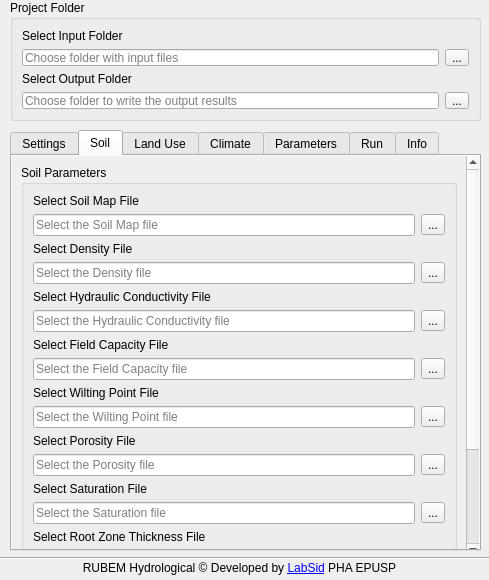
Old version of the form rubem_hydrological_dialog_base.ui in the repository LabSid-USP/RUBEMHydrological.
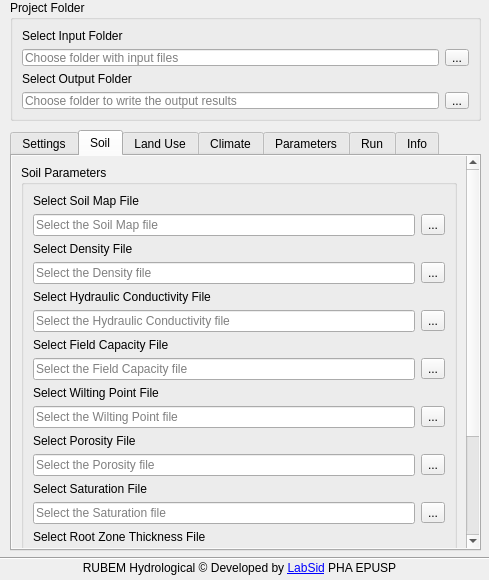
New version of the form. The open tabs and pages were chosen to show the change. Icons and pictures are not drawn.

Commit message: Fix down arrow of vertical bars

Diff of the .ui file:
```diff
--- a/rubem_hydrological_dialog_base.ui
+++ b/rubem_hydrological_dialog_base.ui
@@ -529,7 +529,7 @@
        <x>0</x>
        <y>0</y>
        <width>468</width>
-       <height>401</height>
+       <height>392</height>
       </rect>
      </property>
      <property name="sizePolicy">
@@ -554,7 +554,7 @@
       <property name="geometry">
        <rect>
         <x>0</x>
-        <y>-97</y>
+        <y>0</y>
         <width>452</width>
         <height>498</height>
        </rect>
```
Left out of the diff: 14 changed lines with no effect on the pictures. The commit also changes 1 other file.
